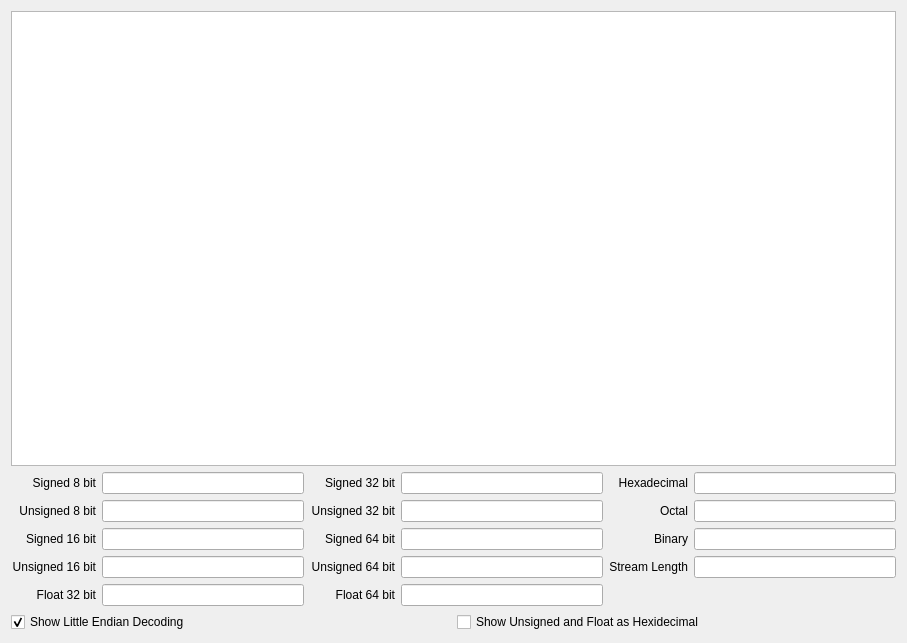
Above: src/SeerHexWidget.ui from epasveer/seer before the change. Below: the same form after it.
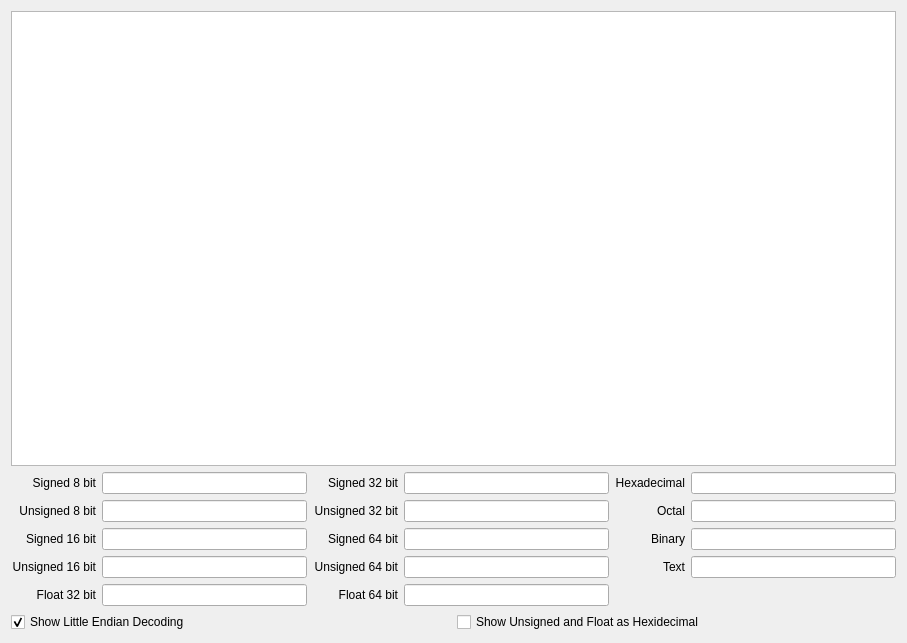
That is the form after the change.

Diff of the .ui file:
```diff
--- a/src/SeerHexWidget.ui
+++ b/src/SeerHexWidget.ui
@@ -180,7 +180,7 @@
        <item row="3" column="4">
         <widget class="QLabel" name="label_14">
          <property name="text">
-          <string>Stream Length</string>
+          <string>Text</string>
          </property>
          <property name="alignment">
           <set>Qt::AlignRight|Qt::AlignTrailing|Qt::AlignVCenter</set>
```
